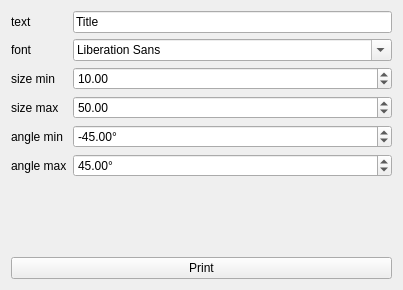
Before: the Qt Designer form widget.ui in antigol/EndpaperMaker, drawn with Qt 5.
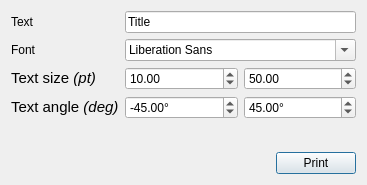
After: the same form once the commit is applied.

Commit message: Changé l'interface Agrandi les limites pour laisser des mots dépasser à gauche et en haut Modifier les paramètres par defaut

What changed in the file:
```diff
--- a/widget.ui
+++ b/widget.ui
@@ -6,8 +6,8 @@
    <rect>
     <x>0</x>
     <y>0</y>
-    <width>403</width>
-    <height>290</height>
+    <width>321</width>
+    <height>185</height>
    </rect>
   </property>
   <property name="windowTitle">
@@ -22,7 +22,7 @@
      <item row="0" column="0">
       <widget class="QLabel" name="textLabel">
        <property name="text">
-        <string>text</string>
+        <string>Text</string>
        </property>
       </widget>
      </item>
@@ -36,7 +36,7 @@
      <item row="1" column="0">
       <widget class="QLabel" name="fontLabel">
        <property name="text">
-        <string>font</string>
+        <string>Font</string>
        </property>
       </widget>
      </item>
@@ -46,11 +46,17 @@
      <item row="2" column="0">
       <widget class="QLabel" name="sizeMinLabel">
        <property name="text">
-        <string>size min</string>
+        <string>&lt;!DOCTYPE HTML PUBLIC &quot;-//W3C//DTD HTML 4.0//EN&quot; &quot;http://www.w3.org/TR/REC-html40/strict.dtd&quot;&gt;
+&lt;html&gt;&lt;head&gt;&lt;meta name=&quot;qrichtext&quot; content=&quot;1&quot; /&gt;&lt;style type=&quot;text/css&quot;&gt;
+p, li { white-space: pre-wrap; }
+&lt;/style&gt;&lt;/head&gt;&lt;body style=&quot; font-family:'Ubuntu'; font-size:11pt; font-weight:400; font-style:normal;&quot;&gt;
+&lt;p style=&quot; margin-top:0px; margin-bottom:0px; margin-left:0px; margin-right:0px; -qt-block-indent:0; text-indent:0px;&quot;&gt;Text size &lt;span style=&quot; font-style:italic;&quot;&gt;(pt)&lt;/span&gt;&lt;/p&gt;&lt;/body&gt;&lt;/html&gt;</string>
        </property>
       </widget>
      </item>
      <item row="2" column="1">
+      <layout class="QHBoxLayout" name="horizontalLayout">
+       <item>
       <widget class="QDoubleSpinBox" name="sizeMinDoubleSpinBox">
        <property name="maximum">
         <double>300.000000000000000</double>
@@ -60,14 +66,7 @@
        </property>
       </widget>
      </item>
-     <item row="3" column="0">
-      <widget class="QLabel" name="sizeMaxLabel">
-       <property name="text">
-        <string>size max</string>
-       </property>
-      </widget>
-     </item>
-     <item row="3" column="1">
+       <item>
       <widget class="QDoubleSpinBox" name="sizeMaxDoubleSpinBox">
        <property name="maximum">
         <double>300.000000000000000</double>
@@ -77,14 +76,22 @@
        </property>
       </widget>
      </item>
-     <item row="4" column="0">
+      </layout>
+     </item>
+     <item row="3" column="0">
       <widget class="QLabel" name="angleMinLabel">
        <property name="text">
-        <string>angle min</string>
+        <string>&lt;!DOCTYPE HTML PUBLIC &quot;-//W3C//DTD HTML 4.0//EN&quot; &quot;http://www.w3.org/TR/REC-html40/strict.dtd&quot;&gt;
+&lt;html&gt;&lt;head&gt;&lt;meta name=&quot;qrichtext&quot; content=&quot;1&quot; /&gt;&lt;style type=&quot;text/css&quot;&gt;
+p, li { white-space: pre-wrap; }
+&lt;/style&gt;&lt;/head&gt;&lt;body style=&quot; font-family:'Ubuntu'; font-size:11pt; font-weight:400; font-style:normal;&quot;&gt;
+&lt;p style=&quot; margin-top:0px; margin-bottom:0px; margin-left:0px; margin-right:0px; -qt-block-indent:0; text-indent:0px;&quot;&gt;Text angle &lt;span style=&quot; font-style:italic;&quot;&gt;(deg)&lt;/span&gt;&lt;/p&gt;&lt;/body&gt;&lt;/html&gt;</string>
        </property>
       </widget>
      </item>
-     <item row="4" column="1">
+     <item row="3" column="1">
+      <layout class="QHBoxLayout" name="horizontalLayout_2">
+       <item>
       <widget class="QDoubleSpinBox" name="angleMinDoubleSpinBox">
        <property name="suffix">
         <string>°</string>
@@ -100,14 +107,7 @@
        </property>
       </widget>
      </item>
-     <item row="5" column="0">
-      <widget class="QLabel" name="angleMaxLabel">
-       <property name="text">
-        <string>angle max</string>
-       </property>
-      </widget>
-     </item>
-     <item row="5" column="1">
+       <item>
       <widget class="QDoubleSpinBox" name="angleMaxDoubleSpinBox">
        <property name="suffix">
         <string>°</string>
@@ -125,12 +125,37 @@
      </item>
     </layout>
    </item>
+    </layout>
+   </item>
+   <item>
+    <layout class="QHBoxLayout" name="horizontalLayout_3">
+     <item>
+      <spacer name="horizontalSpacer">
+       <property name="orientation">
+        <enum>Qt::Horizontal</enum>
+       </property>
+       <property name="sizeHint" stdset="0">
+        <size>
+         <width>40</width>
+         <height>20</height>
+        </size>
+       </property>
+      </spacer>
+     </item>
    <item>
     <widget class="QPushButton" name="printPushButton">
      <property name="text">
       <string>Print</string>
      </property>
-    </widget>
+       <property name="autoDefault">
+        <bool>true</bool>
+       </property>
+       <property name="default">
+        <bool>true</bool>
+       </property>
+      </widget>
+     </item>
+    </layout>
    </item>
   </layout>
  </widget>
```
Lines whose indentation alone changed are shown as unchanged. The commit also changes 2 other files.
